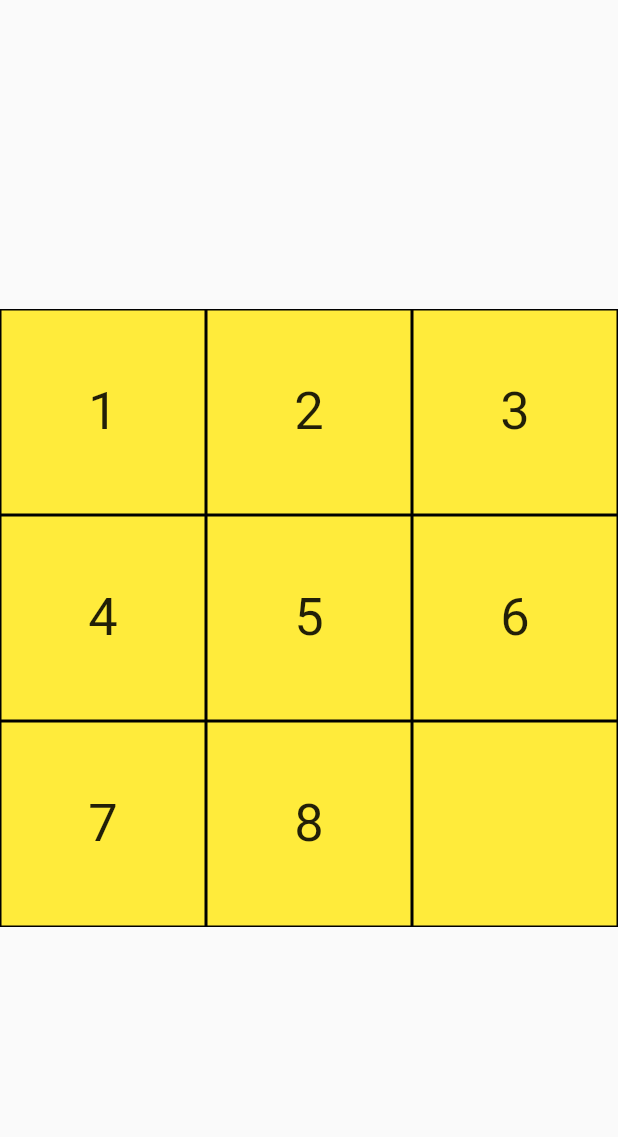
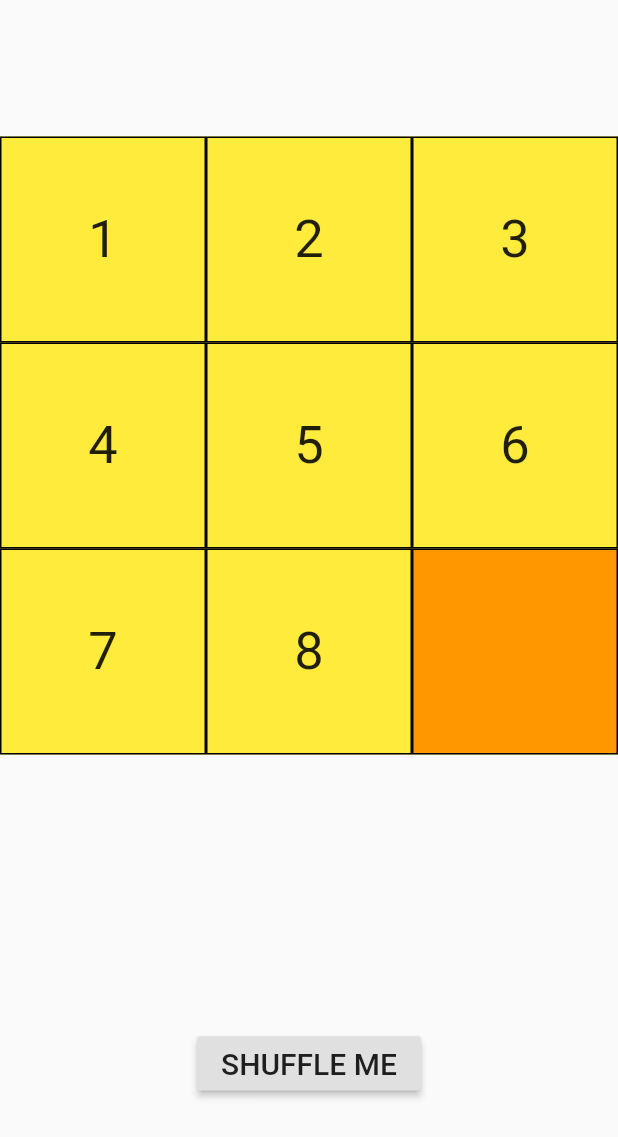
Before and after one commit to digitalnomadacademy/puzzl, a Flutter app: the screen it shows after launch, on a phone screen of 412 x 824 dp. Shown: the top 1137 px of the screen. Run offline on Flutter 3.47's test engine with Material 2 defaults, Android fonts, the phone set to English and light mode, and no system bars.

Commit message:
game works

```diff
--- a/lib/main.dart
+++ b/lib/main.dart
@@ -20,6 +20,19 @@ class PuzzlPage extends StatefulWidget {
 
 class _PuzzlPageState extends State<PuzzlPage> {
   double size = 0;
+
+  Map<int, List<int>> availablePositions = {
+    0: [1, 3],
+    1: [0, 2, 4],
+    2: [1, 5],
+    3: [0, 4, 6],
+    4: [1, 3, 5, 7],
+    5: [2, 4, 8],
+    6: [3, 7],
+    7: [4, 6, 8],
+    8: [5, 7]
+  };
+
   List<int> numbers = [1, 2, 3, 4, 5, 6, 7, 8, 9];
 
   @override
@@ -39,13 +52,27 @@ class _PuzzlPageState extends State<PuzzlPage> {
   Widget build(BuildContext context) {
     return Scaffold(
       body: SafeArea(
-        child: Center(
-          child: Container(
+        child: Column(
+          mainAxisAlignment: MainAxisAlignment.spaceAround,
+          children: <Widget>[
+            Container(
               width: size ?? 0,
               height: size ?? 0,
               color: Colors.yellow,
-            child: Stack(children: _getChildren()),
+              child: Stack(
+                children: _getChildren(),
               ),
+            ),
+            RaisedButton(
+              child: Text(
+                "SHUFFLE ME",
+                style: TextStyle(fontSize: 20),
+              ),
+              onPressed: () => setState(() {
+                numbers.shuffle();
+              }),
+            )
+          ],
         ),
       ),
     );
@@ -57,6 +84,7 @@ class _PuzzlPageState extends State<PuzzlPage> {
               alignment:
                   _calculateAlignmentForIndex(numbers.indexOf(numberInt)),
               child: Number(
+                onTap: () => _onNumberTaped(numberInt),
                 number: numberInt,
                 size: size / 3,
               ),
@@ -64,7 +92,7 @@ class _PuzzlPageState extends State<PuzzlPage> {
         .toList();
   }
 
-  _calculateAlignmentForIndex(int index) {
+  Alignment _calculateAlignmentForIndex(int index) {
     double x, y;
     if (index <= 2) {
       y = -1;
@@ -75,7 +103,6 @@ class _PuzzlPageState extends State<PuzzlPage> {
     }
 
     var factor = index % 3;
-    print('index $index got factor $factor');
     if (factor == 0) {
       x = -1;
     } else if (factor == 1) {
@@ -86,26 +113,60 @@ class _PuzzlPageState extends State<PuzzlPage> {
 
     return Alignment(x, y);
   }
+
+  // [1,2,3,4,5,6,7,8,9]
+  // 6=> index 5
+  // 9=> index 8
+  // izbacimo ih
+  // [1,2,3,4,5,7,8,]
+  //
+
+  _onNumberTaped(int selectedNumber) {
+    var selectedIndex = numbers.indexOf(selectedNumber);
+    var indexOfNine = numbers.indexOf(9);
+    bool canChange = availablePositions[indexOfNine].contains(selectedIndex);
+    if (canChange) {
+      setState(() {
+        numbers.remove(9);
+        numbers.remove(selectedNumber);
+        if (indexOfNine < selectedIndex) {
+          numbers.insert(indexOfNine, selectedNumber);
+          numbers.insert(selectedIndex, 9);
+        } else {
+          numbers.insert(selectedIndex, 9);
+          numbers.insert(indexOfNine, selectedNumber);
+        }
+      });
+    }
+  }
 }
 
 class Number extends StatelessWidget {
   final double size;
   final int number;
+  final VoidCallback onTap;
 
-  const Number({Key key, this.size, this.number}) : super(key: key);
+  const Number({Key key, this.size, this.number, this.onTap}) : super(key: key);
 
   @override
   Widget build(BuildContext context) {
-    return Container(
+    var is9 = number == 9;
+    return GestureDetector(
+      behavior: HitTestBehavior.opaque,
+      onTap: is9 ? null : onTap,
+      child: Container(
         width: size,
         height: size,
-      decoration: BoxDecoration(border: Border.all()),
-      child: number == 9
+        decoration: BoxDecoration(
+            border: Border.all(),
+            color: is9 ? Colors.orange : Colors.transparent),
+        child: is9
             ? Container()
             : Center(
                 child: Text(
-                number.toString(),
+                  (number).toString(),
                   style: TextStyle(fontSize: 35),
+                ),
               ),
       ),
     );
```
Lines whose indentation alone changed are shown as unchanged.
